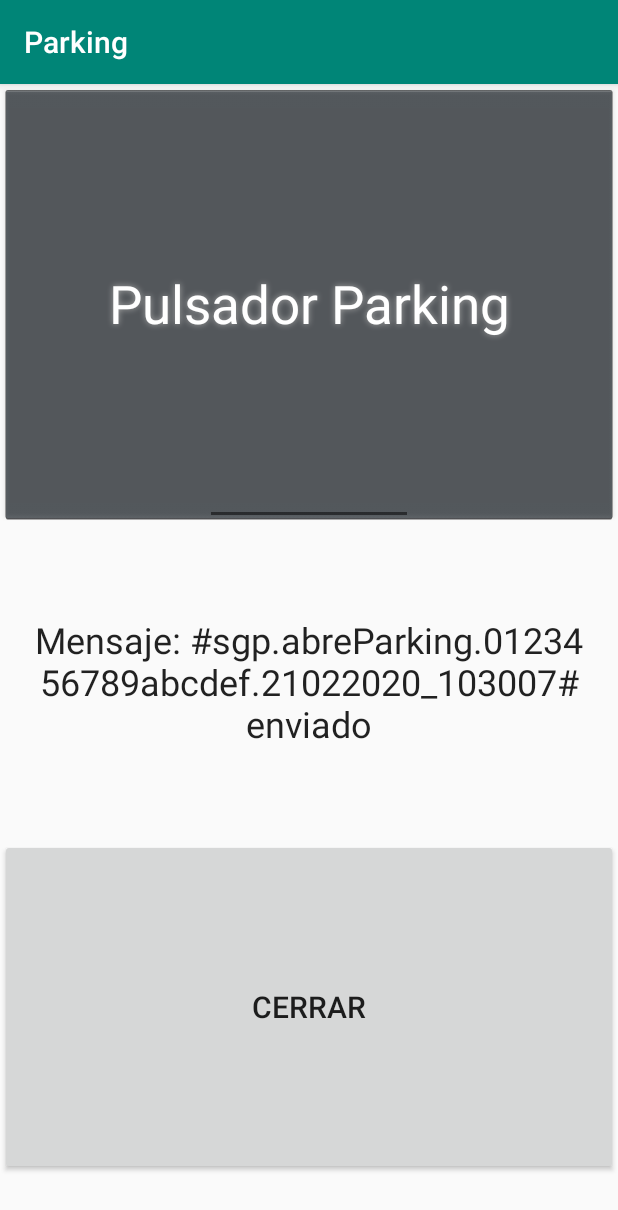
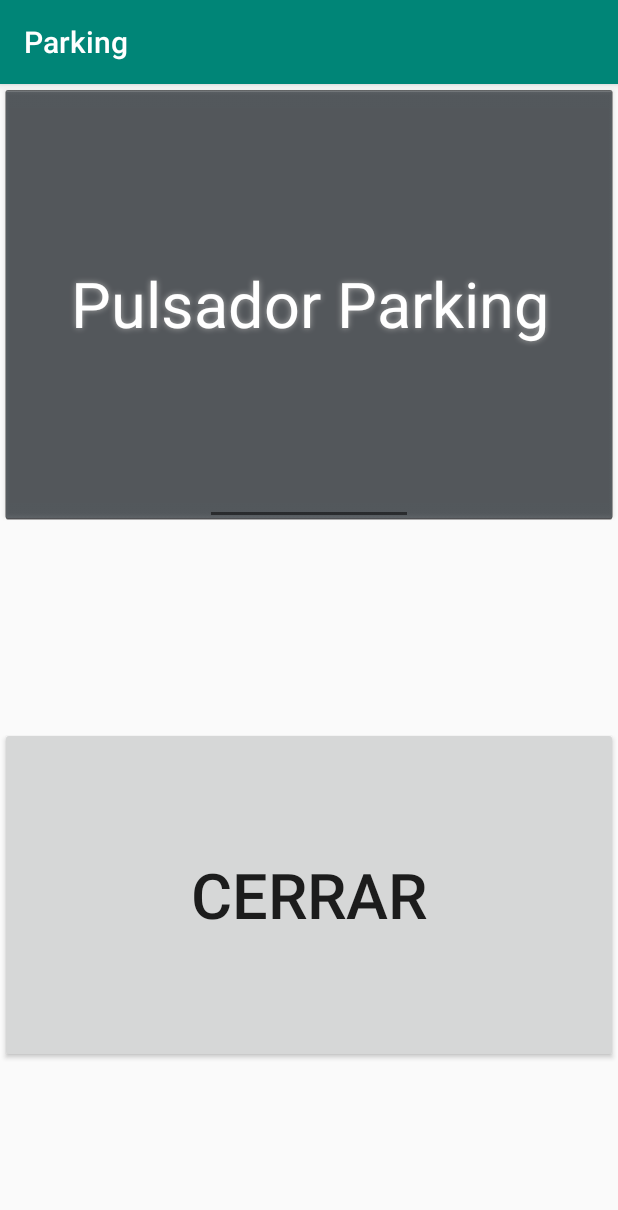
Before and after one commit to sergutpal/android, an Android app: the screen it shows after launch (MainActivity), after a tap on "Pulsador Parking", on a phone screen of 412 x 824 dp. Shown: the top 1210 px of the screen. Run offline under Robolectric (Android 15) with nearby library versions, the phone set to English and light mode, and no system bars; libraries missing offline, so code that uses them is left out: com.pengrad.telegrambot; 3 statements that could not run were skipped.

Commit message:
21022020 1545

```diff
--- a/SGP2020/app/src/main/java/sergutpal/dynu/com/sgp2020/MainActivity.java
+++ b/SGP2020/app/src/main/java/sergutpal/dynu/com/sgp2020/MainActivity.java
@@ -29,7 +29,9 @@ public class MainActivity extends AppCompatActivity {
             TelegramSGP.sendTelegram(msgTelegram);
             telegram = new TelegramSGP();
             telegram.execute(msgTelegram);
-            txtMessage.setText("Mensaje: #" + msgTelegram + "# enviado");
+            while (!TelegramSGP.isMsgSent())
+                txtMessage.setText("Mensaje: #" + msgTelegram + "# enviado");
+            closeApp();
         } catch (Exception e) {
             txtMessage.setText("Error: " + e.toString());
             Log.e("sgp", "Error enviando mensaje a Telegram");
--- a/SGP2020/app/src/main/java/sergutpal/dynu/com/sgp2020/TelegramSGP.java
+++ b/SGP2020/app/src/main/java/sergutpal/dynu/com/sgp2020/TelegramSGP.java
@@ -9,6 +9,7 @@ public class TelegramSGP extends AsyncTask<String, Integer, String> {
     private static final String TELEGRAM_BOT = "320854606:AAGb95Vb9rax_pF8WZbXDIMXnzJSD1RbBP4";
     private static final Integer TELEGRAM_CHATID = 89102745;
     private static String msgToSend="";
+    private static boolean msgSent=false;
 
     @Override
     protected void onPreExecute() {
@@ -22,10 +23,12 @@ public class TelegramSGP extends AsyncTask<String, Integer, String> {
                 TelegramBot bot = new TelegramBot(TELEGRAM_BOT);
                 SendMessage request = new SendMessage(TELEGRAM_CHATID, msgToSend);
                 bot.execute(request);
+                msgSent = true;
                 return "ok";
             } catch (Exception e) {
                 Log.e("sgp", e.toString());
                 e.printStackTrace();
+                msgSent = true;
                 return "KO";
             }
         }
@@ -45,6 +48,11 @@ public class TelegramSGP extends AsyncTask<String, Integer, String> {
 
     public static int sendTelegram(String txt) {
         msgToSend = txt;
+        msgSent = false;
         return 0;
     }
+
+    public static boolean isMsgSent() {
+        return msgSent;
+    }
 }
--- a/SGP2020/app/src/main/res/layout/activity_main.xml
+++ b/SGP2020/app/src/main/res/layout/activity_main.xml
@@ -19,17 +19,17 @@
         android:shadowRadius="5"
         android:text="Pulsador Parking"
         android:textColor="#FFFFFF"
-        android:textSize="35sp"
+        android:textSize="42sp"
         android:visibility="visible" />
 
     <TextView
         android:id="@+id/txtMessage"
         android:layout_width="fill_parent"
-        android:layout_height="210dp"
+        android:layout_height="135dp"
         android:gravity="center"
         android:text=""
         android:textAppearance="?android:attr/textAppearanceLarge"
-        android:textSize="24sp"
+        android:textSize="20sp"
         android:visibility="visible" />
 
     <Button
@@ -41,6 +41,6 @@
         android:enabled="true"
         android:onClick="btnCloseOnClick"
         android:text="Cerrar"
-        android:textSize="20sp"
+        android:textSize="42sp"
         android:visibility="visible" />
 </LinearLayout>
```
